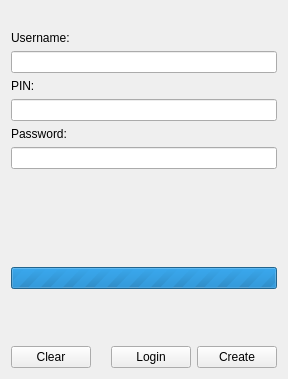
This is src/qt/ui/login.ui in maidsafe-archive/MaidSafe-Encrypt as Qt 5 draws it before an edit. The edited form follows.
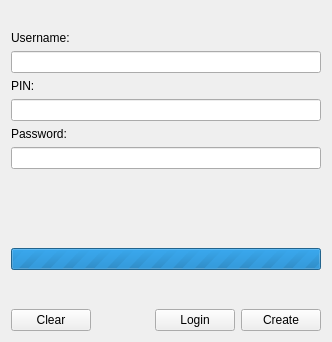
This is the edited form. Icons and pictures are not drawn.

```diff
--- a/src/qt/ui/login.ui
+++ b/src/qt/ui/login.ui
@@ -6,8 +6,8 @@
    <rect>
     <x>0</x>
     <y>0</y>
-    <width>288</width>
-    <height>379</height>
+    <width>332</width>
+    <height>342</height>
    </rect>
   </property>
   <property name="windowTitle">
@@ -27,6 +27,12 @@
          <verstretch>0</verstretch>
         </sizepolicy>
        </property>
+       <property name="maximumSize">
+        <size>
+         <width>64</width>
+         <height>64</height>
+        </size>
+       </property>
        <property name="text">
         <string/>
        </property>
```
Left out of the diff: 8 changed lines with no effect on the pictures.
